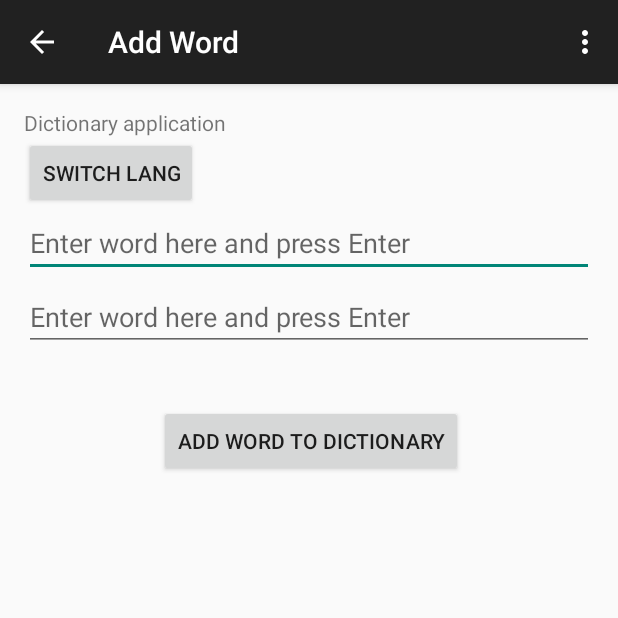
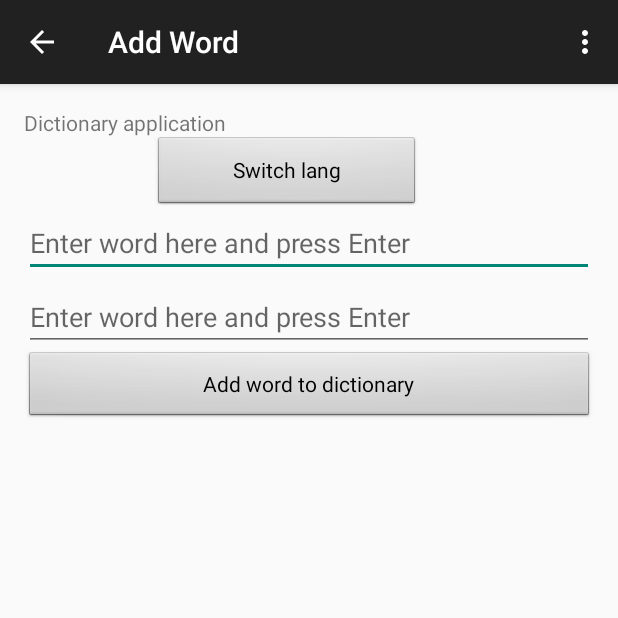
Before and after one commit to wangjun/dictionary-3, an Android app: the AddWordActivity screen opened directly, with no data from a screen before it, on a phone screen of 412 x 824 dp, the top half of it. Run offline under Robolectric (Android 15) with nearby library versions, the phone set to English and light mode, and no system bars.

Commit message:
Add styles and minor changes.

```diff
--- a/dictionary/src/main/java/com/astrov/yuri/dictionary/MainActivity.java
+++ b/dictionary/src/main/java/com/astrov/yuri/dictionary/MainActivity.java
@@ -128,6 +128,8 @@ public class MainActivity extends ActionBarActivity implements View.OnClickListe
                 // Start Activity for add new word
                 intent = new Intent(this, AddWordActivity.class);
                 intent.putExtra("firstWord", editText.getText().toString());
+                intent.putExtra("to_lang", to_lang);
+                intent.putExtra("from_lang", from_lang);
                 startActivityForResult(intent, REQUEST_TO_ADD_WORD);
                 break;
         }
--- a/dictionary/src/main/res/layout/activity_add_word.xml
+++ b/dictionary/src/main/res/layout/activity_add_word.xml
@@ -35,23 +35,26 @@
         android:layout_alignParentStart="true">
 
         <TextView
+            style="@style/styleLangTextView"
             android:text="@string/from_lang"
             android:layout_width="wrap_content"
             android:layout_height="wrap_content"
-            android:id="@+id/v_from_lang2" />
+            android:id="@+id/v_from_lang2"/>
+        />
 
         <Button
-            style="?android:attr/buttonStyleSmall"
+            style="@style/styleLangSwitchButton"
             android:layout_width="wrap_content"
             android:layout_height="wrap_content"
             android:text="@string/lang_switch"
             android:id="@+id/switch_lang_button" />
 
         <TextView
+            style="@style/styleLangTextView"
             android:text="@string/to_lang"
             android:layout_width="wrap_content"
             android:layout_height="wrap_content"
-            android:id="@+id/v_to_lang2" />
+            android:id="@+id/v_to_lang2"/>
     </LinearLayout>
 
     <EditText
@@ -66,14 +69,11 @@
         android:layout_marginTop="49dp" />
 
     <Button
+        style="@style/styleAddWordButton"
         android:layout_width="wrap_content"
         android:layout_height="wrap_content"
         android:text="@string/add_word"
         android:id="@+id/button_add_word2"
-        android:layout_below="@+id/editText2"
-        android:layout_alignParentLeft="true"
-        android:layout_alignParentStart="true"
-        android:layout_marginLeft="90dp"
-        android:layout_marginTop="36dp" />
+        android:layout_below="@+id/editText2"/>
 
 </RelativeLayout>
--- a/dictionary/src/main/res/layout/activity_main.xml
+++ b/dictionary/src/main/res/layout/activity_main.xml
@@ -34,19 +34,21 @@
             android:weightSum="1">
 
             <TextView
+                style="@style/styleLangTextView"
                 android:text="@string/from_lang"
                 android:layout_width="wrap_content"
                 android:layout_height="wrap_content"
                 android:id="@+id/v_from_lang" />
 
             <Button
-                style="?android:attr/buttonStyleSmall"
+                style="@style/styleLangSwitchButton"
                 android:layout_width="wrap_content"
                 android:layout_height="wrap_content"
                 android:text="@string/lang_switch"
                 android:id="@+id/switch_lang_button" />
 
             <TextView
+                style="@style/styleLangTextView"
                 android:text="@string/to_lang"
                 android:layout_width="wrap_content"
                 android:layout_height="wrap_content"
@@ -59,8 +61,8 @@
             android:id="@+id/listView"
             android:layout_marginRight="0dp" />
         <Button
-            style="?android:attr/buttonStyleSmall"
-            android:layout_width="wrap_content"
+            style="@style/styleAddWordButton"
+            android:layout_width="match_parent"
             android:layout_height="wrap_content"
             android:text="@string/add_word"
             android:id="@+id/add_word_button" />
--- a/dictionary/src/main/res/values/styles.xml
+++ b/dictionary/src/main/res/values/styles.xml
@@ -4,5 +4,24 @@
     <style name="AppTheme" parent="Theme.AppCompat.Light.DarkActionBar">
         <!-- Customize your theme here. -->
     </style>
+    <style name="styleLangSwitchButton" parent="android:style/Widget.Button.Small">
+        <!--<item name="android:background">@drawable/button_background</item>-->
+        <item name="android:gravity">center_horizontal|center_vertical</item>
+        <item name="android:layout_alignParentStart">true</item>
+        <item name="android:layout_alignParentEnd">true</item>
+        <item name="android:layout_weight">0.3</item>
+
+    </style>
+    <style name="styleAddWordButton" parent="android:style/Widget.Button">
+    <!--<item name="android:background">@drawable/button_background</item>-->
+        <item name="android:gravity">center_horizontal|center_vertical</item>
+        <item name="android:layout_alignParentLeft">true</item>
+        <item name="android:layout_alignParentStart">true</item>
+        <item name="android:layout_alignParentRight">true</item>
+        <item name="android:layout_alignParentEnd">true</item>
+    </style>
+    <style name="styleLangTextView" parent="android:style/Widget.TextView">
+        <item name="android:layout_weight">0.3</item>
+    </style>
 
 </resources>
```
